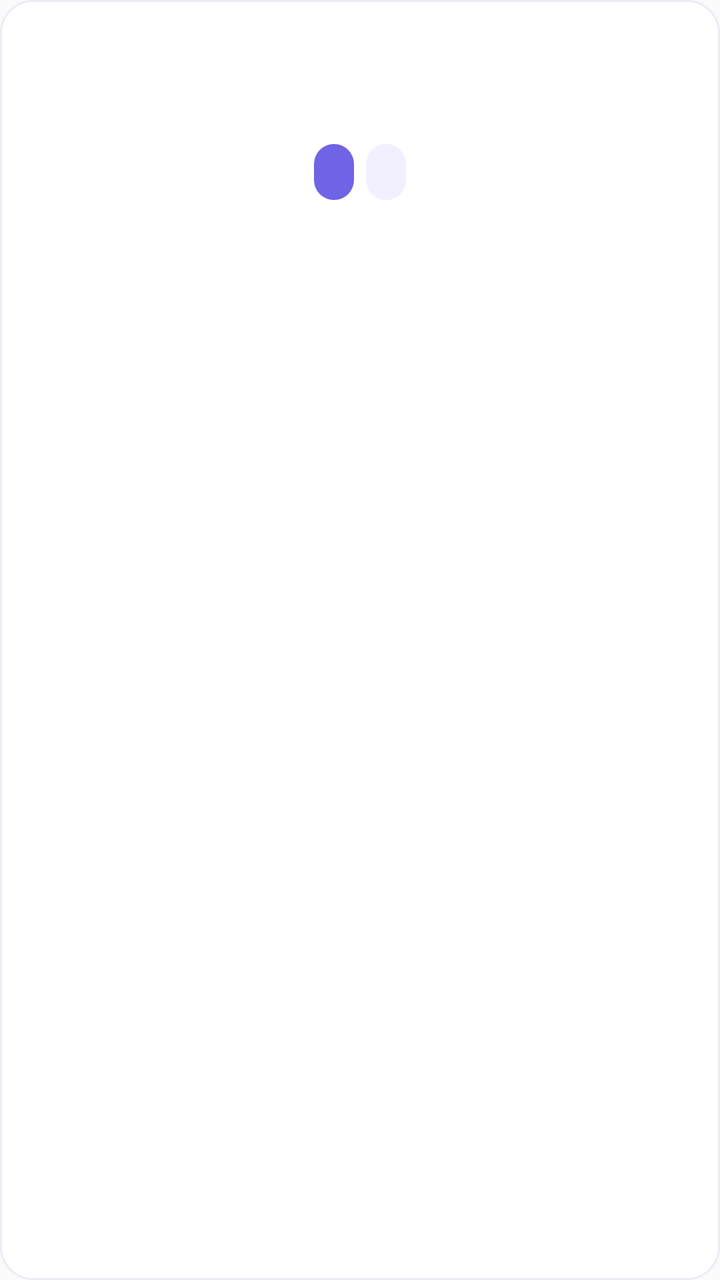
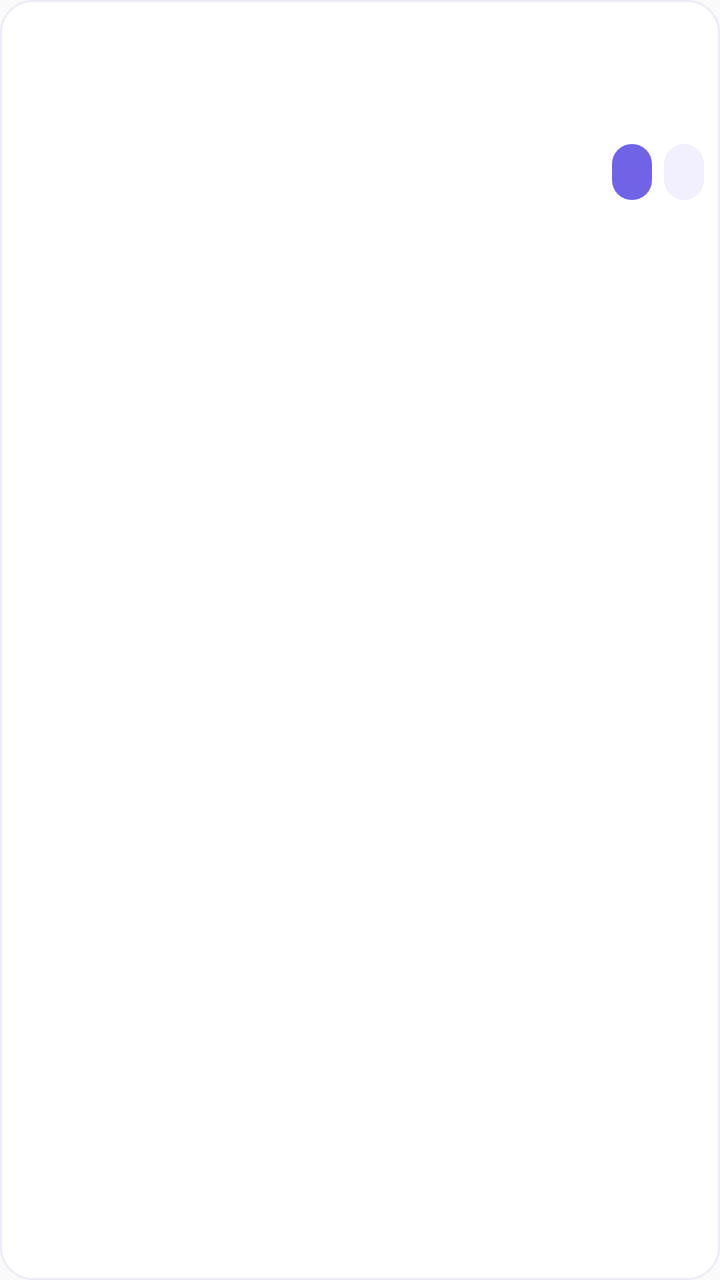

The first picture is an Android layout as it rendered before a commit; the second is the same layout after the commit. The layout source and the unified diff follow.
<!-- AndroidManifest.xml: application theme Theme.Dose -->
<!-- res/layout/widget_dose_row.xml -->
<LinearLayout xmlns:android="http://schemas.android.com/apk/res/android"
    android:id="@+id/widget_row" android:layout_width="match_parent" android:layout_height="108dp" android:layout_marginBottom="8dp"
    android:padding="8dp" android:orientation="vertical" android:background="@drawable/widget_row_background">
    <LinearLayout android:layout_width="match_parent" android:layout_height="58dp" android:gravity="center_vertical">
        <ImageView android:id="@+id/widget_icon" android:layout_width="34dp" android:layout_height="34dp" android:contentDescription="@null"/>
        <LinearLayout android:layout_width="0dp" android:layout_weight="1" android:layout_height="wrap_content" android:layout_marginStart="8dp" android:orientation="vertical">
            <TextView android:id="@+id/medication_name" android:layout_width="match_parent" android:layout_height="wrap_content" android:textSize="14sp" android:textStyle="bold" android:textColor="#252B43" android:maxLines="1" android:ellipsize="end"/>
            <TextView android:id="@+id/medication_detail" android:layout_width="match_parent" android:layout_height="wrap_content" android:textSize="12sp" android:textColor="#6F748B" android:maxLines="1" android:ellipsize="end"/>
            <LinearLayout android:layout_width="match_parent" android:layout_height="wrap_content" android:paddingTop="5dp">
                <TextView android:id="@+id/widget_row_time" android:layout_width="wrap_content" android:layout_height="wrap_content" android:textSize="11sp" android:textStyle="bold" android:textColor="#7163E5"/>
                <TextView android:id="@+id/widget_row_status" android:layout_width="0dp" android:layout_weight="1" android:layout_height="wrap_content" android:layout_marginStart="8dp" android:textSize="11sp" android:textColor="#6F748B" android:maxLines="1" android:ellipsize="end"/>
            </LinearLayout>
        </LinearLayout>
    </LinearLayout>
    <LinearLayout android:id="@+id/widget_row_actions" android:layout_width="match_parent" android:layout_height="28dp" android:layout_marginTop="6dp" android:baselineAligned="false">
        <FrameLayout android:layout_width="0dp" android:layout_weight="1" android:layout_height="match_parent">
            <TextView android:id="@+id/take_now" android:layout_gravity="end" android:layout_width="wrap_content" android:layout_height="match_parent" android:gravity="center" android:paddingHorizontal="10dp" android:includeFontPadding="false" android:textSize="11sp" android:textStyle="bold" android:maxLines="1" android:ellipsize="end" android:textColor="#FFFFFF" android:background="@drawable/notification_action_primary"/>
        </FrameLayout>
        <FrameLayout android:layout_width="0dp" android:layout_weight="1" android:layout_height="match_parent" android:layout_marginStart="6dp">
            <TextView android:id="@+id/skip" android:layout_width="wrap_content" android:layout_height="match_parent" android:gravity="center" android:paddingHorizontal="10dp" android:includeFontPadding="false" android:textSize="11sp" android:textStyle="bold" android:maxLines="1" android:ellipsize="end" android:textColor="#5141BE" android:background="@drawable/notification_action_secondary"/>
        </FrameLayout>
    </LinearLayout>
</LinearLayout>
<!-- resources referenced by this layout -->
<resources>
  <!-- drawable notification_action_primary (drawable) -->
  <shape xmlns:android="http://schemas.android.com/apk/res/android" android:shape="rectangle">
      <solid android:color="#7163E5"/><corners android:radius="24dp"/>
  </shape>
  <!-- drawable notification_action_secondary (drawable) -->
  <shape xmlns:android="http://schemas.android.com/apk/res/android" android:shape="rectangle">
      <solid android:color="#F2EFFF"/><corners android:radius="24dp"/>
  </shape>
  <!-- drawable widget_row_background (drawable) -->
  <shape xmlns:android="http://schemas.android.com/apk/res/android"><solid android:color="#FFFFFF"/><corners android:radius="16dp"/><stroke android:width="1dp" android:color="#EBECF5"/></shape>
  <style name="Theme.Dose" parent="android:style/Theme.Material.Light.NoActionBar">
          <item name="android:statusBarColor">#FAFBFE</item>
          <item name="android:navigationBarColor">#FFFFFF</item>
          <item name="android:windowLightStatusBar">true</item>
      </style>
</resources>

<!-- the commit's change to res/layout/widget_dose_row.xml (unified diff, before → after) -->
@@ -12,11 +12,11 @@
             </LinearLayout>
         </LinearLayout>
     </LinearLayout>
-    <LinearLayout android:id="@+id/widget_row_actions" android:layout_width="match_parent" android:layout_height="28dp" android:layout_marginTop="6dp" android:baselineAligned="false">
-        <FrameLayout android:layout_width="0dp" android:layout_weight="1" android:layout_height="match_parent">
+    <LinearLayout android:id="@+id/widget_row_actions" android:layout_width="match_parent" android:layout_height="28dp" android:layout_marginTop="6dp" android:gravity="end" android:baselineAligned="false">
+        <FrameLayout android:layout_width="wrap_content" android:layout_height="match_parent">
             <TextView android:id="@+id/take_now" android:layout_gravity="end" android:layout_width="wrap_content" android:layout_height="match_parent" android:gravity="center" android:paddingHorizontal="10dp" android:includeFontPadding="false" android:textSize="11sp" android:textStyle="bold" android:maxLines="1" android:ellipsize="end" android:textColor="#FFFFFF" android:background="@drawable/notification_action_primary"/>
         </FrameLayout>
-        <FrameLayout android:layout_width="0dp" android:layout_weight="1" android:layout_height="match_parent" android:layout_marginStart="6dp">
+        <FrameLayout android:layout_width="wrap_content" android:layout_height="match_parent" android:layout_marginStart="6dp">
             <TextView android:id="@+id/skip" android:layout_width="wrap_content" android:layout_height="match_parent" android:gravity="center" android:paddingHorizontal="10dp" android:includeFontPadding="false" android:textSize="11sp" android:textStyle="bold" android:maxLines="1" android:ellipsize="end" android:textColor="#5141BE" android:background="@drawable/notification_action_secondary"/>
         </FrameLayout>
     </LinearLayout>
